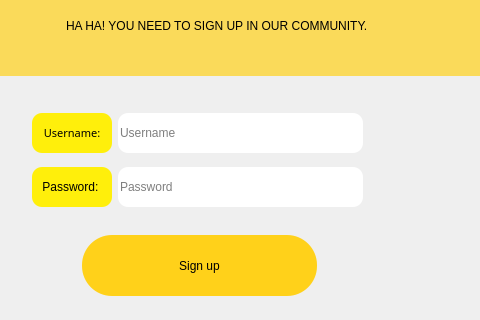
This is sign_up.ui in audrina-ebrahimi/Library as Qt 5 draws it before an edit; both pictures show x 428 to 908 and y 185 to 505 of the 1296 by 762 pixel window. The edited form follows.
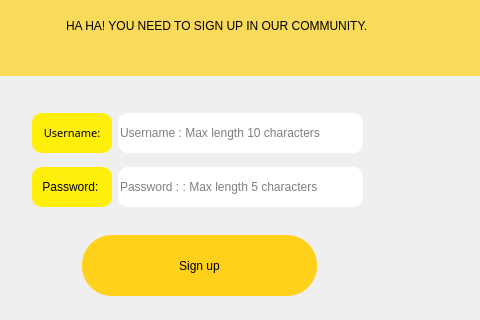
This is the edited form. Icons and pictures are not drawn.

```diff
--- a/sign_up.ui
+++ b/sign_up.ui
@@ -135,7 +135,7 @@
         <string/>
        </property>
        <property name="placeholderText">
-        <string>Username</string>
+        <string>Username : Max length 10 characters</string>
        </property>
       </widget>
      </item>
@@ -202,7 +202,7 @@
         <enum>QLineEdit::Password</enum>
        </property>
        <property name="placeholderText">
-        <string>Password</string>
+        <string>Password : : Max length 5 characters</string>
        </property>
       </widget>
      </item>
```
Left out of the diff: 6 changed lines with no effect on the pictures.
